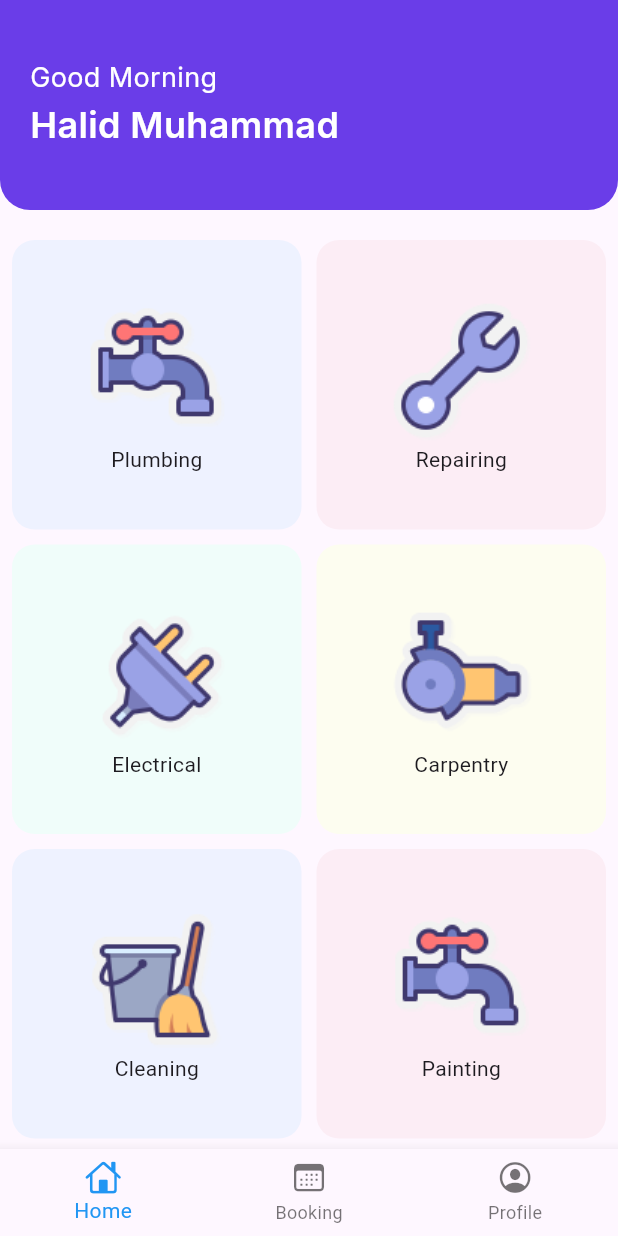
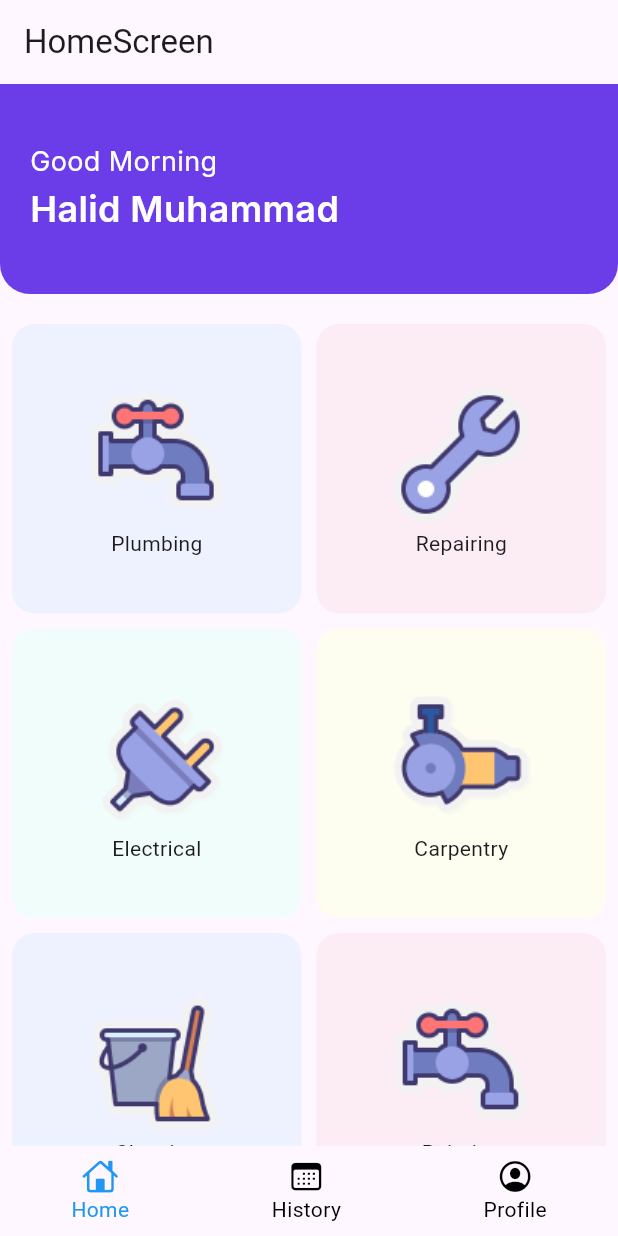
Before and after one commit to Adwaithnow/service_slot, a Flutter app: the screen it shows after launch, on a phone screen of 412 x 824 dp. Run offline on Flutter 3.47's test engine with Material 2 defaults, Android fonts, the phone set to English and light mode, and no system bars; our stand-ins replace auto_route, google_fonts.

Commit message:
Nested navigation : auto_route integrated docs updated

```diff
--- a/lib/main.dart
+++ b/lib/main.dart
@@ -1,20 +1,23 @@
 import 'package:flutter/material.dart';
-import 'package:service_slot/screens/home_screen.dart';
+import 'package:service_slot/routes/auto_router.dart';
 import 'package:service_slot/theme/values.dart';
 
 void main() {
-  runApp(const MyApp());
+  runApp(MyApp());
 }
 
 class MyApp extends StatelessWidget {
-  const MyApp({super.key});
-
+  MyApp({super.key});
+  final appRouter = AppRouter();
   // This widget is the root of your application.
   @override
   Widget build(BuildContext context) {
-    return MaterialApp(
+    return MaterialApp.router(
+      // routerConfig: appRouter.config(),
+      routerDelegate: appRouter.delegate(),
+      routeInformationParser: appRouter.defaultRouteParser(),
+      // backButtonDispatcher: RootBackButtonDispatcher(),
       theme: AppTheme.theme,
-      home: const HomeScreen(),
     );
   }
 }
--- /dev/null
+++ b/lib/routes/auto_router.dart
@@ -0,0 +1,36 @@
+import 'package:auto_route/auto_route.dart';
+import 'auto_router.gr.dart';
+
+@AutoRouterConfig()
+class AppRouter extends $AppRouter {
+  @override
+  RouteType get defaultRouteType => const RouteType.material();
+  @override
+  List<AutoRoute> get routes => [
+        AutoRoute(
+          page: MainScreen.page,
+          path: '/',
+          children: [
+            AutoRoute(
+              initial: true,
+              page: HomeScreen.page,
+              path: 'Home',
+            ),
+            AutoRoute(
+              page: BookingHistoryScreen.page,
+              path: 'BookingHistoryScreen',
+              children: [
+                AutoRoute(
+                  page: AppointmentBookingScreen.page,
+                  path: 'AppointmentBookingScreen',
+                ),
+              ],
+            ),
+            AutoRoute(
+              page: ProfileScreen.page,
+              path: 'ProfileScreen',
+            ),
+          ],
+        ),
+      ];
+}
--- /dev/null
+++ b/lib/screens/appointment_booking_screen.dart
@@ -0,0 +1,14 @@
+import 'package:auto_route/annotations.dart';
+import 'package:flutter/material.dart';
+
+@RoutePage(name: "AppointmentBookingScreen")
+class AppointmentBookingScreen extends StatelessWidget {
+  const AppointmentBookingScreen({super.key});
+
+  @override
+  Widget build(BuildContext context) {
+    return Column(
+      children: [Text("Guis Njan Appointment ane")],
+    );
+  }
+}
--- /dev/null
+++ b/lib/screens/booking_history_screen.dart
@@ -0,0 +1,30 @@
+import 'package:auto_route/annotations.dart';
+import 'package:auto_route/auto_route.dart';
+import 'package:flutter/material.dart';
+import 'package:service_slot/screens/appointment_booking_screen.dart';
+
+@RoutePage(name: "BookingHistoryScreen")
+class BookingHistoryScreen extends StatelessWidget {
+  const BookingHistoryScreen({super.key});
+
+  @override
+  Widget build(BuildContext context) {
+    return Scaffold(
+      body: Column(
+        crossAxisAlignment: CrossAxisAlignment.center,
+        mainAxisSize: MainAxisSize.min,
+        children: [
+          Align(
+            alignment: Alignment.center,
+            child: TextButton(
+                onPressed: () {
+                  Navigator.of(context).push(MaterialPageRoute(
+                      builder: (context) => const AppointmentBookingScreen()));
+                },
+                child: Text("Ok Bye")),
+          )
+        ],
+      ),
+    );
+  }
+}
--- a/lib/screens/home_screen.dart
+++ b/lib/screens/home_screen.dart
@@ -1,10 +1,14 @@
-import 'package:flutter/cupertino.dart';
+import 'package:auto_route/annotations.dart';
+import 'package:auto_route/auto_route.dart';
 import 'package:flutter/material.dart';
 import 'package:service_slot/models/home_menu_item_type.dart';
+import 'package:service_slot/routes/auto_router.gr.dart';
 import 'package:service_slot/theme/values.dart';
 import 'package:service_slot/utils/utils.dart';
+import 'package:service_slot/widgets/home/common/custom_bottom_navigation_bar.dart';
 import 'package:service_slot/widgets/home/home_grid_tile_widget.dart';
 
+@RoutePage(name: "HomeScreen")
 class HomeScreen extends StatefulWidget {
   const HomeScreen({super.key});
 
@@ -13,11 +17,15 @@ class HomeScreen extends StatefulWidget {
 }
 
 class _HomeScreenState extends State<HomeScreen> {
-  List<MenuItemType> menuItems = [
+  late List<MenuItemType> menuItems;
+  void initMenuItems(BuildContext context) {
+    menuItems = [
       MenuItemType(
         title: "Plumbing",
         icon: "assets/icons/icons8-plumbing-100.png",
-      onTap: () {},
+        onTap: () {
+          AutoRouter.of(context).push(const AppointmentBookingScreen());
+        },
       ),
       MenuItemType(
         title: "Repairing",
@@ -55,14 +63,55 @@ class _HomeScreenState extends State<HomeScreen> {
         onTap: () {},
       ),
     ];
+  }
+
+  @override
+  void initState() {
+    initMenuItems(context);
+    // TODO: implement initState
+    super.initState();
+  }
+
   @override
   Widget build(BuildContext context) {
     return Scaffold(
       // backgroundColor: Colors.grey[100],
-      bottomNavigationBar: const CustomBottomNavigationBar(),
-      appBar: PreferredSize(
-        preferredSize: const Size.fromHeight(140),
-        child: Container(
+      appBar: const HomeBarWidget(
+        username: "Halid Muhammad",
+      ),
+      body: SafeArea(
+        child: GridView.builder(
+          padding: const EdgeInsets.symmetric(horizontal: 8, vertical: 20),
+          itemCount: menuItems.length,
+          gridDelegate: const SliverGridDelegateWithFixedCrossAxisCount(
+            crossAxisCount: 2,
+            crossAxisSpacing: 10.0,
+            mainAxisSpacing: 10.0,
+          ),
+          itemBuilder: (context, index) {
+            return HomeGridTile(
+              menuItem: menuItems[index],
+              cardColor: HomeScreenUtils.getCardColor(index),
+            );
+          },
+        ),
+      ),
+    );
+  }
+}
+
+class HomeBarWidget extends StatelessWidget implements PreferredSizeWidget {
+  const HomeBarWidget({
+    super.key,
+    required this.username,
+  });
+  final String username;
+  @override
+  Size get preferredSize => const Size.fromHeight(140);
+
+  @override
+  Widget build(BuildContext context) {
+    return Container(
       decoration: BoxDecoration(
         color: AppColors.primary,
         borderRadius: const BorderRadius.only(
@@ -84,7 +133,7 @@ class _HomeScreenState extends State<HomeScreen> {
                 ),
               ),
               Text(
-                    "Halid Muhammad",
+                username,
                 style: TextStyles.appBarUsername.copyWith(
                   color: Colors.white,
                   height: 1.5,
@@ -94,52 +143,6 @@ class _HomeScreenState extends State<HomeScreen> {
           ),
         ),
       ),
-        ),
-      ),
-      // backgroundColor: AppColors.primary,
-      body: SafeArea(
-        child: GridView.builder(
-          padding: const EdgeInsets.symmetric(horizontal: 8, vertical: 20),
-          itemCount: menuItems.length,
-          gridDelegate: const SliverGridDelegateWithFixedCrossAxisCount(
-            crossAxisCount: 2,
-            crossAxisSpacing: 10.0,
-            mainAxisSpacing: 10.0,
-          ),
-          itemBuilder: (context, index) {
-            return HomeGridTile(
-              menuItem: menuItems[index],
-              cardColor: HomeScreenUtils.getCardColor(index),
-            );
-          },
-        ),
-      ),
     );
   }
 }
-
-class CustomBottomNavigationBar extends StatelessWidget {
-  const CustomBottomNavigationBar({
-    super.key,
-  });
-
-  @override
-  Widget build(BuildContext context) {
-    return BottomNavigationBar(
-      items: const [
-        BottomNavigationBarItem(
-          icon: Icon(CupertinoIcons.home),
-          label: 'Home',
-        ),
-        BottomNavigationBarItem(
-          icon: Icon(CupertinoIcons.calendar),
-          label: 'Booking',
-        ),
-        BottomNavigationBarItem(
-          icon: Icon(CupertinoIcons.profile_circled),
-          label: 'Profile',
-        ),
-      ],
-    );
-  }
-}
--- /dev/null
+++ b/lib/screens/main_screeen.dart
@@ -0,0 +1,69 @@
+import 'package:auto_route/annotations.dart';
+import 'package:auto_route/auto_route.dart';
+import 'package:flutter/cupertino.dart';
+import 'package:flutter/material.dart';
+import 'package:service_slot/routes/auto_router.gr.dart';
+import 'package:service_slot/widgets/home/common/custom_bottom_navigation_bar.dart';
+
+@RoutePage(name: "MainScreen")
+class MainScreen extends StatefulWidget {
+  const MainScreen({super.key});
+
+  @override
+  State<MainScreen> createState() => _MainScreenState();
+}
+
+class _MainScreenState extends State<MainScreen> {
+  GlobalKey<AutoRouterState> innerRouterKey = GlobalKey<AutoRouterState>();
+  String? path;
+  @override
+  void didChangeDependencies() {
+    path = AutoRouter.of(context).topRoute.name;
+    super.didChangeDependencies();
+  }
+
+  @override
+  Widget build(BuildContext context) {
+    return Scaffold(
+      appBar: AppBar(
+        title: Text(context.topRoute.name),
+      ),
+      body: Column(
+        children: [
+          Expanded(
+            child: AutoRouter(key: innerRouterKey),
+          ),
+          Row(
+            mainAxisAlignment: MainAxisAlignment.spaceAround,
+            children: [
+              CustomBottomNavigationBarItem(
+                icon: CupertinoIcons.home,
+                isActive: context.topRoute.name == HomeScreen.name,
+                onPressed: () {
+                  AutoRouter.of(context).push(const HomeScreen());
+                },
+                label: 'Home',
+              ),
+              CustomBottomNavigationBarItem(
+                icon: CupertinoIcons.calendar,
+                isActive: context.topRoute.name == BookingHistoryScreen.name,
+                label: 'History',
+                onPressed: () {
+                  AutoRouter.of(context).push(const BookingHistoryScreen());
+                },
+              ),
+              CustomBottomNavigationBarItem(
+                icon: CupertinoIcons.profile_circled,
+                isActive: context.topRoute.name == ProfileScreen.name,
+                label: 'Profile',
+                onPressed: () {
+                  AutoRouter.of(context).push(const ProfileScreen());
+                },
+              ),
+            ],
+          )
+        ],
+      ),
+    );
+  }
+}
--- /dev/null
+++ b/lib/screens/profile_screen.dart
@@ -0,0 +1,12 @@
+import 'package:auto_route/annotations.dart';
+import 'package:flutter/cupertino.dart';
+
+@RoutePage(name: "ProfileScreen")
+class ProfileScreeen extends StatelessWidget {
+  const ProfileScreeen({super.key});
+
+  @override
+  Widget build(BuildContext context) {
+    return const Placeholder();
+  }
+}
--- a/lib/theme/app_theme.dart
+++ b/lib/theme/app_theme.dart
@@ -23,7 +23,7 @@ class AppTheme {
     // brightness: Brightness.dark,
   );
 
-  static final TextTheme textTheme = TextTheme(
+  // static final TextTheme textTheme = const TextTheme(
   // displayLarge: TextStyles.headline1, //deprecated headline 1 now displayLarge
   // displayMedium:
   //     TextStyles.headline2, //deprecated headline 2 now displayMedium
@@ -39,5 +39,5 @@ class AppTheme {
   // bodyMedium: TextStyles.bodyText2, //deprecated bodyText2 now bodyMedium
   // labelLarge: TextStyles.buttonLight, //deprecated button now labelLarge
   // bodySmall: TextStyles.caption, //deprecated caption now displayLarge
-      );
+  // );
 }
--- /dev/null
+++ b/lib/widgets/home/common/custom_bottom_navigation_bar.dart
@@ -0,0 +1,41 @@
+import 'package:flutter/material.dart';
+
+class CustomBottomNavigationBarItem extends StatelessWidget {
+  const CustomBottomNavigationBarItem(
+      {super.key,
+      required this.isActive,
+      required this.onPressed,
+      required this.label,
+      required this.icon});
+  final bool isActive;
+  final VoidCallback onPressed;
+  final String label;
+  final IconData icon;
+
+  @override
+  Widget build(BuildContext context) {
+    return InkWell(
+      customBorder: const CircleBorder(),
+      onTap: onPressed,
+      child: Padding(
+        padding: const EdgeInsets.all(8),
+        child: Column(
+          mainAxisAlignment: MainAxisAlignment.center,
+          mainAxisSize: MainAxisSize.min,
+          children: [
+            Icon(
+              icon,
+              color: isActive ? Colors.blue : Colors.black,
+            ),
+            Text(
+              label,
+              style: DefaultTextStyle.of(context)
+                  .style
+                  .copyWith(color: isActive ? Colors.blue : Colors.black),
+            )
+          ],
+        ),
+      ),
+    );
+  }
+}
--- a/pubspec.yaml
+++ b/pubspec.yaml
@@ -35,6 +35,7 @@ dependencies:
   cupertino_icons: ^1.0.2
   google_fonts: ^5.1.0
   auto_route: ^7.8.2
+  shared_preferences: ^2.2.0
 
 dev_dependencies:
   flutter_test:
```
Also changed, not shown: lib/routes/auto_router.gr.dart (added), lib/screens/booking_history.dart (deleted), pubspec.lock, 2 other files. Lines whose indentation alone changed are shown as unchanged.
